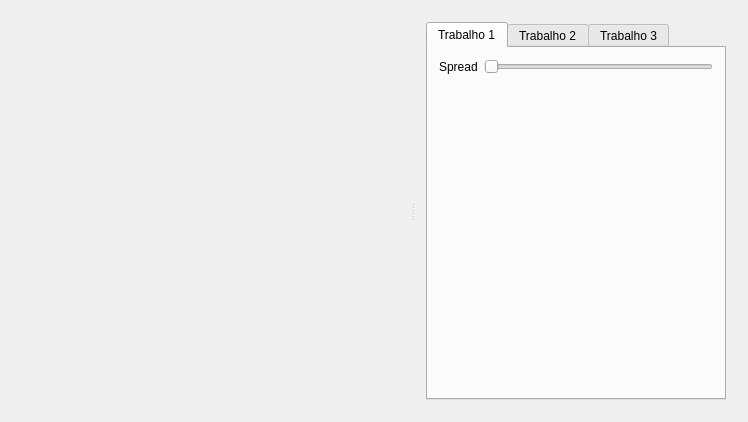
The window that ModelagemQT/mainwindow.ui (RicardoBusta/Doutorado) describes before a commit, drawn with Qt 5.
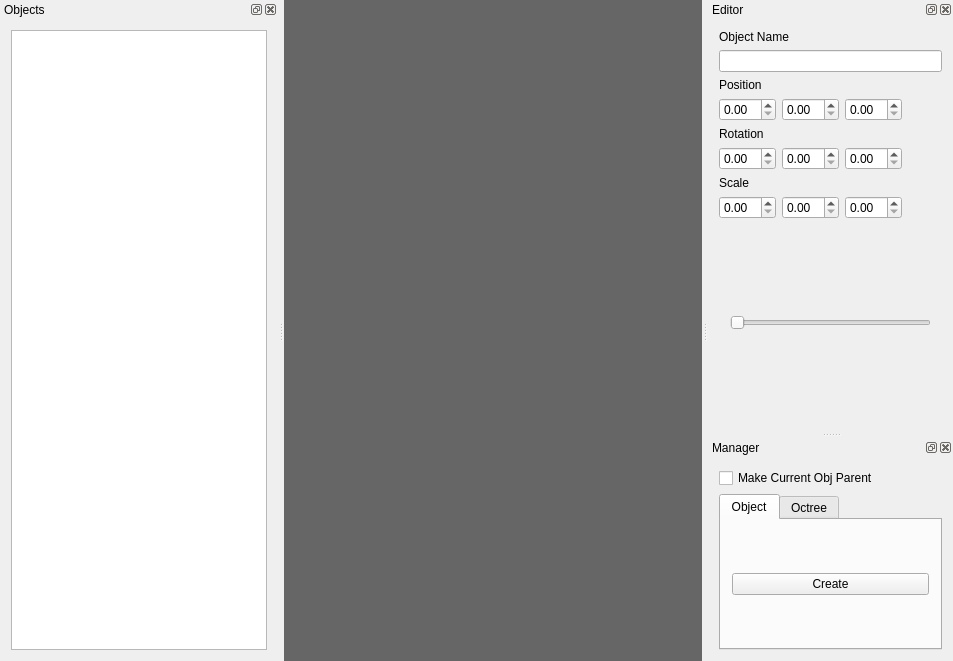
The same window after the commit. Custom widgets are drawn as their Qt base class.

Commit message: Agora a cena é gerável. Falta ajeitar agora pra gerar a octree certa.

What changed in the file:
```diff
--- a/ModelagemQT/mainwindow.ui
+++ b/ModelagemQT/mainwindow.ui
@@ -6,20 +6,31 @@
    <rect>
     <x>0</x>
     <y>0</y>
-    <width>725</width>
-    <height>418</height>
+    <width>953</width>
+    <height>661</height>
    </rect>
   </property>
   <property name="windowTitle">
    <string>MainWindow</string>
   </property>
   <widget class="QWidget" name="centralWidget">
-   <layout class="QHBoxLayout" name="horizontalLayout">
+   <layout class="QVBoxLayout" name="verticalLayout_3">
+    <property name="spacing">
+     <number>0</number>
+    </property>
+    <property name="leftMargin">
+     <number>0</number>
+    </property>
+    <property name="topMargin">
+     <number>0</number>
+    </property>
+    <property name="rightMargin">
+     <number>0</number>
+    </property>
+    <property name="bottomMargin">
+     <number>0</number>
+    </property>
     <item>
-     <widget class="QSplitter" name="splitter">
-      <property name="orientation">
-       <enum>Qt::Horizontal</enum>
-      </property>
       <widget class="GLWidget" name="glwidget" native="true">
        <property name="minimumSize">
         <size>
@@ -27,67 +38,199 @@
          <height>400</height>
         </size>
        </property>
-      </widget>
-      <widget class="QWidget" name="verticalLayoutWidget">
+      <property name="styleSheet">
+       <string notr="true">background-color: #666;</string>
+      </property>
+     </widget>
+    </item>
+   </layout>
+  </widget>
+  <widget class="QDockWidget" name="dockWidget">
+   <property name="windowTitle">
+    <string>Objects</string>
+   </property>
+   <attribute name="dockWidgetArea">
+    <number>1</number>
+   </attribute>
+   <widget class="QWidget" name="dockWidgetContents">
+    <layout class="QVBoxLayout" name="verticalLayout">
+     <item>
+      <widget class="QTreeWidget" name="object_tree">
+       <attribute name="headerVisible">
+        <bool>false</bool>
+       </attribute>
+       <column>
+        <property name="text">
+         <string notr="true">1</string>
+        </property>
+       </column>
+      </widget>
+     </item>
+    </layout>
+   </widget>
+  </widget>
+  <widget class="QDockWidget" name="dockWidget_2">
+   <property name="windowTitle">
+    <string>Editor</string>
+   </property>
+   <attribute name="dockWidgetArea">
+    <number>2</number>
+   </attribute>
+   <widget class="QWidget" name="dockWidgetContents_2">
        <layout class="QVBoxLayout" name="verticalLayout_2">
         <item>
-         <widget class="QTabWidget" name="tabWidget">
-          <property name="enabled">
-           <bool>true</bool>
-          </property>
-          <property name="minimumSize">
-           <size>
-            <width>300</width>
-            <height>0</height>
-           </size>
-          </property>
-          <property name="currentIndex">
-           <number>0</number>
-          </property>
-          <widget class="QWidget" name="tab">
-           <attribute name="title">
-            <string>Trabalho 1</string>
-           </attribute>
-           <layout class="QFormLayout" name="formLayout">
-            <item row="0" column="1">
-             <widget class="QSlider" name="octree_spread_slider">
-              <property name="orientation">
-               <enum>Qt::Horizontal</enum>
-              </property>
-             </widget>
+      <widget class="QLabel" name="label_4">
+       <property name="text">
+        <string>Object Name</string>
+       </property>
+      </widget>
+     </item>
+     <item>
+      <widget class="QLineEdit" name="lineEdit"/>
+     </item>
+     <item>
+      <layout class="QGridLayout" name="gridLayout">
+       <item row="1" column="0">
+        <widget class="QDoubleSpinBox" name="doubleSpinBox_2"/>
+       </item>
+       <item row="1" column="1">
+        <widget class="QDoubleSpinBox" name="doubleSpinBox_3"/>
+       </item>
+       <item row="1" column="2">
+        <widget class="QDoubleSpinBox" name="doubleSpinBox_4"/>
+       </item>
+       <item row="3" column="1">
+        <widget class="QDoubleSpinBox" name="doubleSpinBox_5"/>
+       </item>
+       <item row="5" column="1">
+        <widget class="QDoubleSpinBox" name="doubleSpinBox_8"/>
+       </item>
+       <item row="5" column="0">
+        <widget class="QDoubleSpinBox" name="doubleSpinBox_7"/>
+       </item>
+       <item row="3" column="2">
+        <widget class="QDoubleSpinBox" name="doubleSpinBox_6"/>
             </item>
             <item row="0" column="0">
              <widget class="QLabel" name="label">
               <property name="text">
-               <string>Spread</string>
+          <string>Position</string>
               </property>
              </widget>
             </item>
-           </layout>
+       <item row="2" column="0">
+        <widget class="QLabel" name="label_2">
+         <property name="text">
+          <string>Rotation</string>
+         </property>
+        </widget>
+       </item>
+       <item row="5" column="2">
+        <widget class="QDoubleSpinBox" name="doubleSpinBox_9"/>
+       </item>
+       <item row="4" column="0">
+        <widget class="QLabel" name="label_3">
+         <property name="text">
+          <string>Scale</string>
+         </property>
+        </widget>
+       </item>
+       <item row="3" column="0">
+        <widget class="QDoubleSpinBox" name="doubleSpinBox"/>
+       </item>
+       <item row="1" column="3">
+        <spacer name="horizontalSpacer">
+         <property name="orientation">
+          <enum>Qt::Horizontal</enum>
+         </property>
+         <property name="sizeHint" stdset="0">
+          <size>
+           <width>40</width>
+           <height>20</height>
+          </size>
+         </property>
+        </spacer>
+       </item>
+      </layout>
+     </item>
+     <item>
+      <widget class="QStackedWidget" name="stackedWidget">
+       <property name="currentIndex">
+        <number>1</number>
+       </property>
+       <widget class="QWidget" name="transform_page"/>
+       <widget class="QWidget" name="octree_page">
+        <layout class="QVBoxLayout" name="verticalLayout_5">
+         <item>
+          <widget class="QSlider" name="octree_spread_slider">
+           <property name="orientation">
+            <enum>Qt::Horizontal</enum>
+           </property>
           </widget>
-          <widget class="QWidget" name="tab_2">
-           <property name="enabled">
-            <bool>true</bool>
-           </property>
-           <attribute name="title">
-            <string>Trabalho 2</string>
-           </attribute>
-          </widget>
-          <widget class="QWidget" name="tab_3">
-           <property name="enabled">
-            <bool>true</bool>
-           </property>
+         </item>
+        </layout>
+       </widget>
+      </widget>
+     </item>
+    </layout>
+   </widget>
+  </widget>
+  <widget class="QDockWidget" name="dockWidget_3">
+   <property name="allowedAreas">
+    <set>Qt::AllDockWidgetAreas</set>
+   </property>
+   <property name="windowTitle">
+    <string>Manager</string>
+   </property>
+   <attribute name="dockWidgetArea">
+    <number>2</number>
+   </attribute>
+   <widget class="QWidget" name="dockWidgetContents_3">
+    <layout class="QVBoxLayout" name="verticalLayout_4">
+     <item>
+      <widget class="QCheckBox" name="make_current_parent_checkBox">
+       <property name="text">
+        <string>Make Current Obj Parent</string>
+       </property>
+      </widget>
+     </item>
+     <item>
+      <widget class="QTabWidget" name="tabWidget_2">
+       <property name="currentIndex">
+        <number>0</number>
+       </property>
+       <widget class="QWidget" name="tab">
            <attribute name="title">
-            <string>Trabalho 3</string>
-           </attribute>
+         <string>Object</string>
+        </attribute>
+        <layout class="QVBoxLayout" name="verticalLayout_7">
+         <item>
+          <widget class="QPushButton" name="object_create_button">
+           <property name="text">
+            <string>Create</string>
+           </property>
           </widget>
-         </widget>
+         </item>
+        </layout>
+       </widget>
+       <widget class="QWidget" name="tab_4">
+        <attribute name="title">
+         <string>Octree</string>
+        </attribute>
+        <layout class="QVBoxLayout" name="verticalLayout_6">
+         <item>
+          <widget class="QPushButton" name="octree_create_button">
+           <property name="text">
+            <string>Create</string>
+           </property>
+          </widget>
         </item>
        </layout>
       </widget>
      </widget>
     </item>
    </layout>
+   </widget>
   </widget>
  </widget>
  <layoutdefault spacing="6" margin="11"/>
```
Lines whose indentation alone changed are shown as unchanged. The commit also changes 14 other files.
